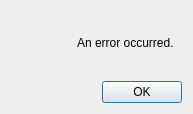
This is src/psucontrol/errorDialog.ui in WereCatf/psucontrol as Qt 5 draws it before an edit. The edited form follows.
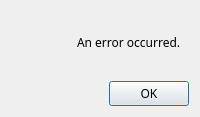
This is the edited form. Icons and pictures are not drawn.

Commit message: chore: use the embedded Noto Sans for consistency

What changed in the file:
```diff
--- a/src/psucontrol/errorDialog.ui
+++ b/src/psucontrol/errorDialog.ui
@@ -10,6 +10,11 @@
     <height>439</height>
    </rect>
   </property>
+  <property name="font">
+   <font>
+    <family>Noto Sans</family>
+   </font>
+  </property>
   <property name="windowTitle">
    <string>Dialog</string>
   </property>
```
The commit also changes 15 other files.
